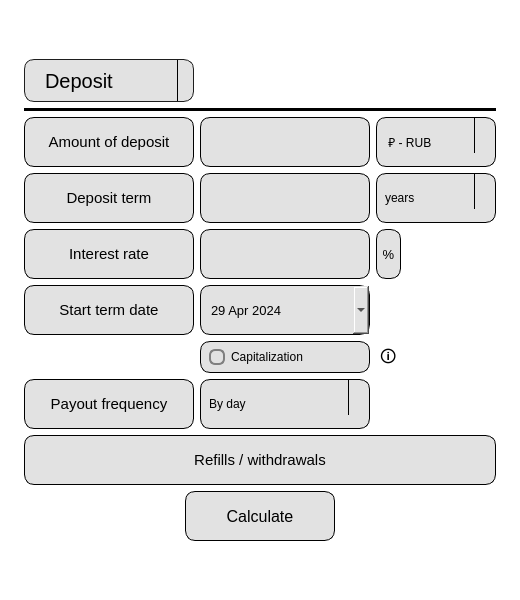
This is src/gui_modules/s21_deposit.ui in kossadda/C7_s21_SmartCalc as Qt 5 draws it before an edit. The edited form follows.
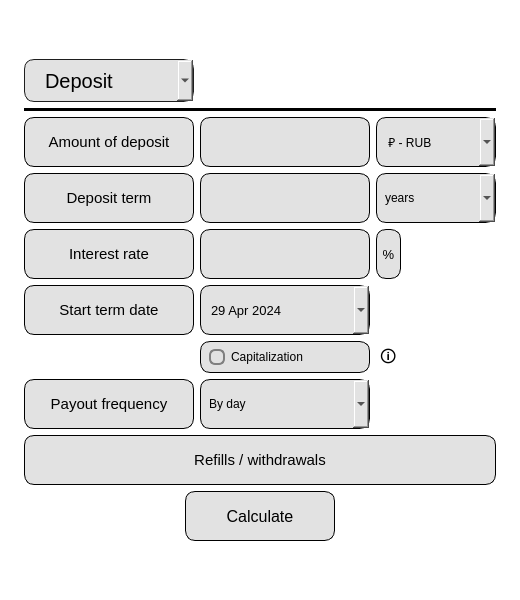
This is the edited form. Icons and pictures are not drawn.

Diff of the .ui file:
```diff
--- a/src/gui_modules/s21_deposit.ui
+++ b/src/gui_modules/s21_deposit.ui
@@ -172,20 +172,11 @@
 }
 
 QComboBox::drop-down {
-    border-left-width: 1px;
-    border-left-color: black;
-    border-left-style: solid;
-    width: 20px;
-    height: 35px;
-    border-top-right-radius: 9px;
-    border-bottom-right-radius: 9px;
-}
-
-QComboBox::down-arrow {
-    width: 16px;
-    height: 16px;
-}
-</string>
+    image: url(:down_arrow.png);
+	width: 20px;
+	height: 35px;
+	margin-right: 5px;
+}</string>
         </property>
         <item>
          <property name="text">
@@ -270,20 +261,11 @@
 }
 
 QComboBox::drop-down {
-    border-left-width: 1px;
-    border-left-color: black;
-    border-left-style: solid;
-    width: 20px;
-    height: 35px;
-    border-top-right-radius: 9px;
-    border-bottom-right-radius: 9px;
-}
-
-QComboBox::down-arrow {
-    width: 16px;
-    height: 16px;
-}
-</string>
+    image: url(:down_arrow.png);
+	width: 20px;
+	height: 35px;
+	margin-right: 5px;
+}</string>
         </property>
         <item>
          <property name="text">
@@ -456,20 +438,11 @@
 }
 
 QComboBox::drop-down {
-    border-left-width: 1px;
-    border-left-color: black;
-    border-left-style: solid;
-    width: 20px;
-    height: 35px;
-    border-top-right-radius: 9px;
-    border-bottom-right-radius: 9px;
-}
-
-QComboBox::down-arrow {
-    width: 16px;
-    height: 16px;
-}
-</string>
+    image: url(:down_arrow.png);
+	width: 20px;
+	height: 35px;
+	margin-right: 5px;
+}</string>
         </property>
         <item>
          <property name="text">
@@ -1011,11 +984,6 @@
     padding: 1px 0px 1px 20px;
 }
 
-QComboBox:hover, QPushButton:hover
-{
-    color: rgb(255, 0, 0);
-}
-
 QComboBox:!on
 {
     color: black; /* Изменено для видимости */
@@ -1027,17 +995,15 @@
     border: 2px solid darkgray;
     color: black; /* Изменено для видимости */
     selection-background-color: rgb(226, 226, 226);
+	background-color: red;
 }
 
-QComboBox::drop-down
-{
-    border-left-width: 1px;
-    border-left-color: black;
-    border-left-style: solid;
-    border-top-right-radius: 9px;
-    border-bottom-right-radius: 9px;
-}
-</string>
+QComboBox::drop-down {
+    image: url(:down_arrow.png);
+	width: 20px;
+	height: 35px;
+	margin-right: 5px;
+}</string>
         </property>
         <property name="editable">
          <bool>false</bool>
```
Left out of the diff: 22 changed lines with no effect on the pictures.
